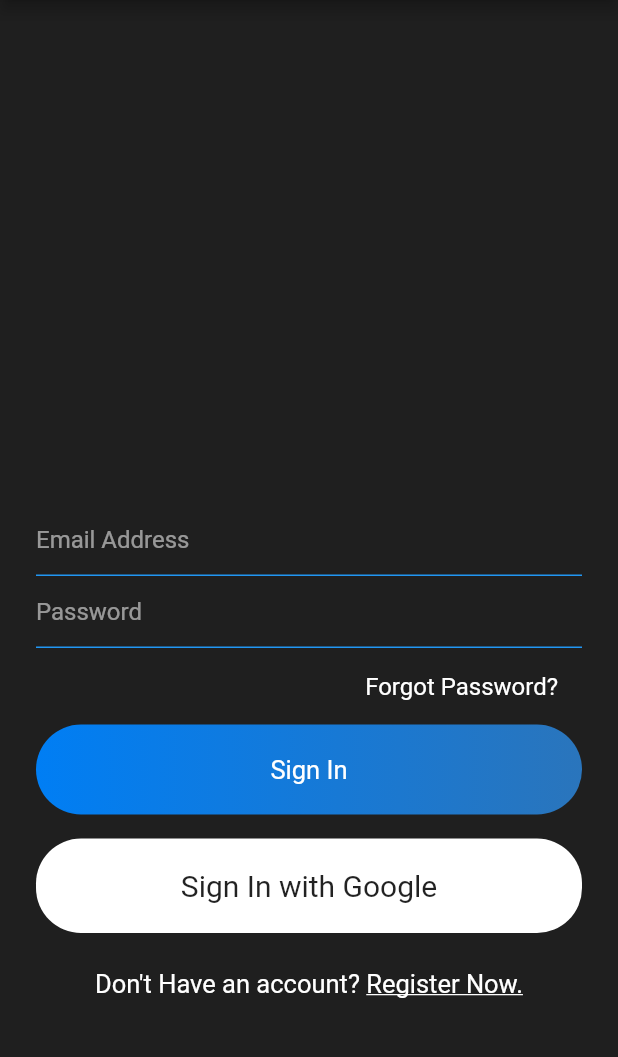
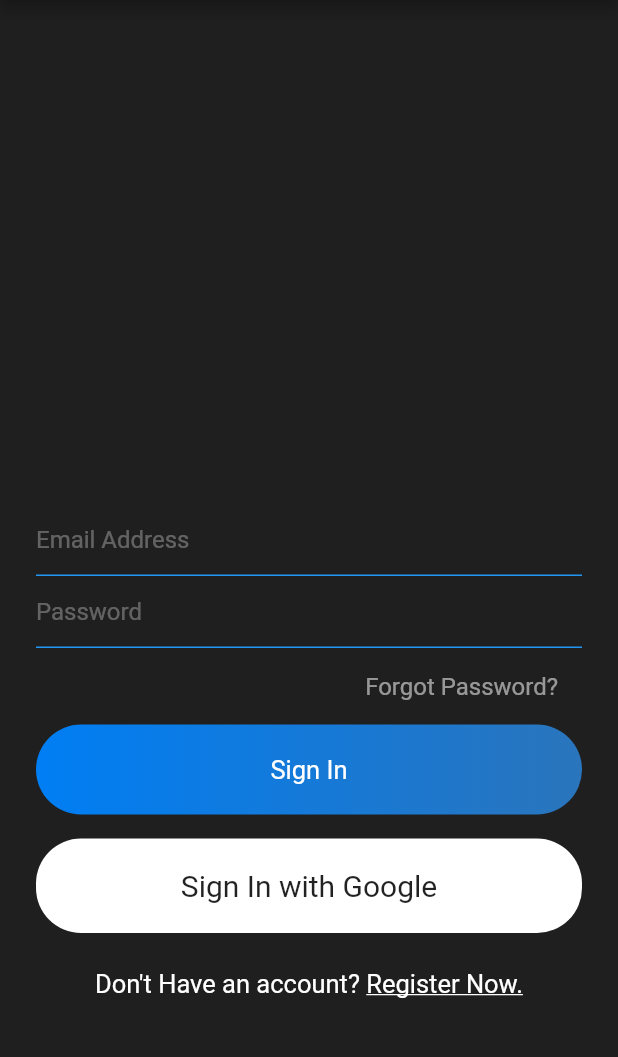
Before and after one commit to Sanchaksh/GChat, a Flutter app: the screen it shows after launch, on a phone screen of 412 x 824 dp, the part 84-1141 px from its top. Run offline on Flutter 3.47's test engine with Material 2 defaults, Android fonts, the phone set to English and light mode, and no system bars; our stand-ins replace cloud_firestore, firebase_auth, firebase_core, google_sign_in, shared_preferences; accounts and stored records are empty.

Commit message:
Updated color scheme

```diff
--- a/lib/main.dart
+++ b/lib/main.dart
@@ -43,7 +43,7 @@ class _MyAppState extends State<MyApp> {
       debugShowCheckedModeBanner: false,
       theme: ThemeData(
         primaryColor: Color(0xff145C9E),
-        primarySwatch: Colors.cyan,
+        primarySwatch: Colors.green,
         scaffoldBackgroundColor: Color(0xff1F1F1F),
         visualDensity: VisualDensity.adaptivePlatformDensity,
       ),
--- a/lib/widgets/widget.dart
+++ b/lib/widgets/widget.dart
@@ -10,7 +10,7 @@ InputDecoration textFieldInputDecoration(String hintText) {
   return InputDecoration(
       hintText: hintText,
       hintStyle: TextStyle(
-        color: Colors.white54,
+        color: Colors.white30,
       ),
       focusedBorder: UnderlineInputBorder(
         borderSide: BorderSide(color: Colors.green),
@@ -23,7 +23,7 @@ InputDecoration textFieldInputDecoration(String hintText) {
 
 TextStyle simpleTextStyle() {
   return TextStyle(
-    color: Colors.white,
+    color: Colors.white54,
     fontSize: 16,
   );
 }
```
